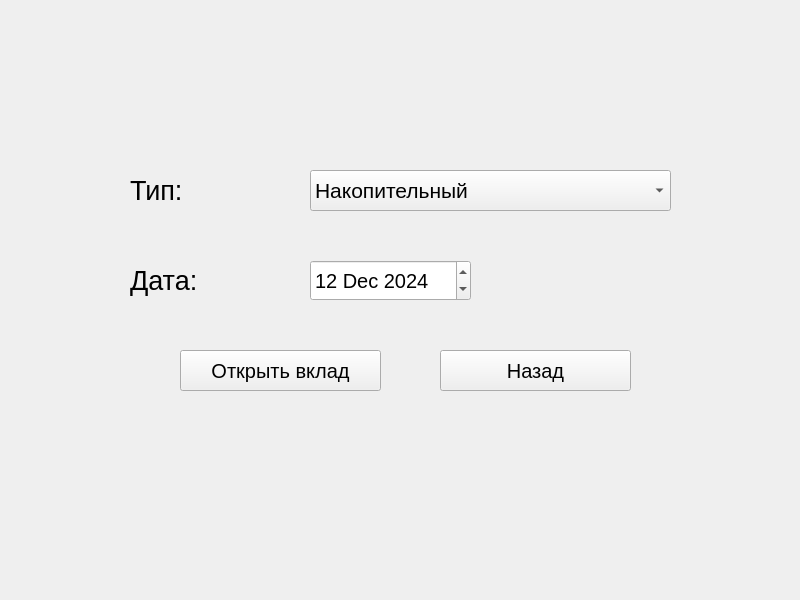
Above: bank_app/windows/ui/open_deposit.ui from zektorum/bank-app before the change. Below: the same form after it.
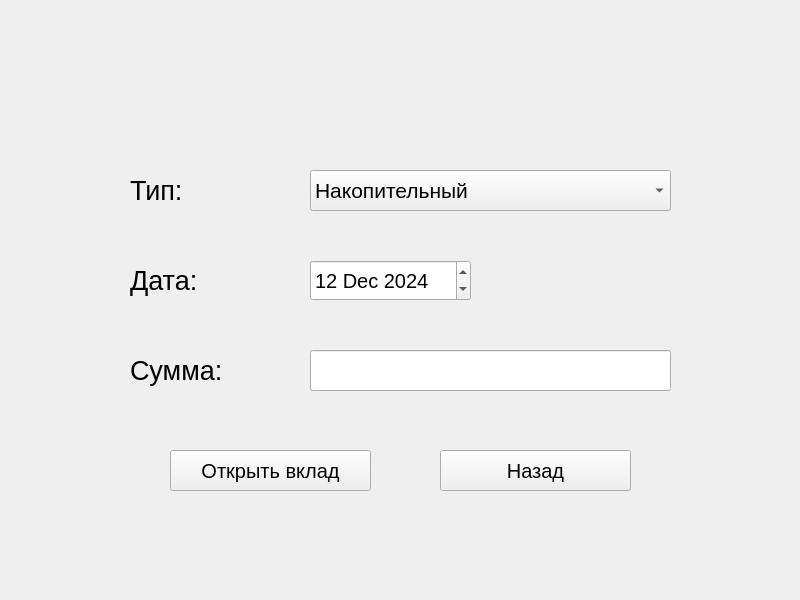
That is the form after the change.

Commit message: Add amount field in deposit

What changed in the file:
```diff
--- a/bank_app/windows/ui/open_deposit.ui
+++ b/bank_app/windows/ui/open_deposit.ui
@@ -84,7 +84,7 @@
     <property name="geometry">
      <rect>
       <x>440</x>
-      <y>350</y>
+      <y>450</y>
       <width>191</width>
       <height>41</height>
      </rect>
@@ -101,8 +101,8 @@
    <widget class="QPushButton" name="enterPushButton">
     <property name="geometry">
      <rect>
-      <x>180</x>
-      <y>350</y>
+      <x>170</x>
+      <y>450</y>
       <width>201</width>
       <height>41</height>
      </rect>
@@ -141,6 +141,39 @@
      </datetime>
     </property>
    </widget>
+   <widget class="QLabel" name="amountLabel">
+    <property name="geometry">
+     <rect>
+      <x>130</x>
+      <y>350</y>
+      <width>151</width>
+      <height>41</height>
+     </rect>
+    </property>
+    <property name="font">
+     <font>
+      <pointsize>20</pointsize>
+     </font>
+    </property>
+    <property name="text">
+     <string>Сумма:</string>
+    </property>
+   </widget>
+   <widget class="QLineEdit" name="amountLineEdit">
+    <property name="geometry">
+     <rect>
+      <x>310</x>
+      <y>350</y>
+      <width>361</width>
+      <height>41</height>
+     </rect>
+    </property>
+    <property name="font">
+     <font>
+      <pointsize>16</pointsize>
+     </font>
+    </property>
+   </widget>
   </widget>
  </widget>
  <resources/>
```
The commit also changes 4 other files.
